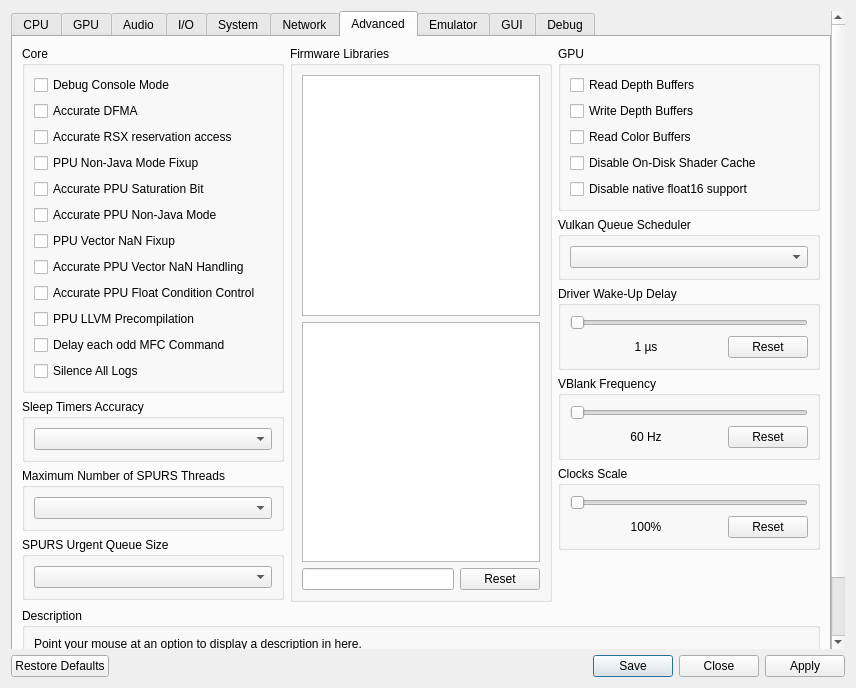
The window that rpcs3/rpcs3qt/settings_dialog.ui (hoholee12/rpcs3-custom) describes before a commit, drawn with Qt 5.
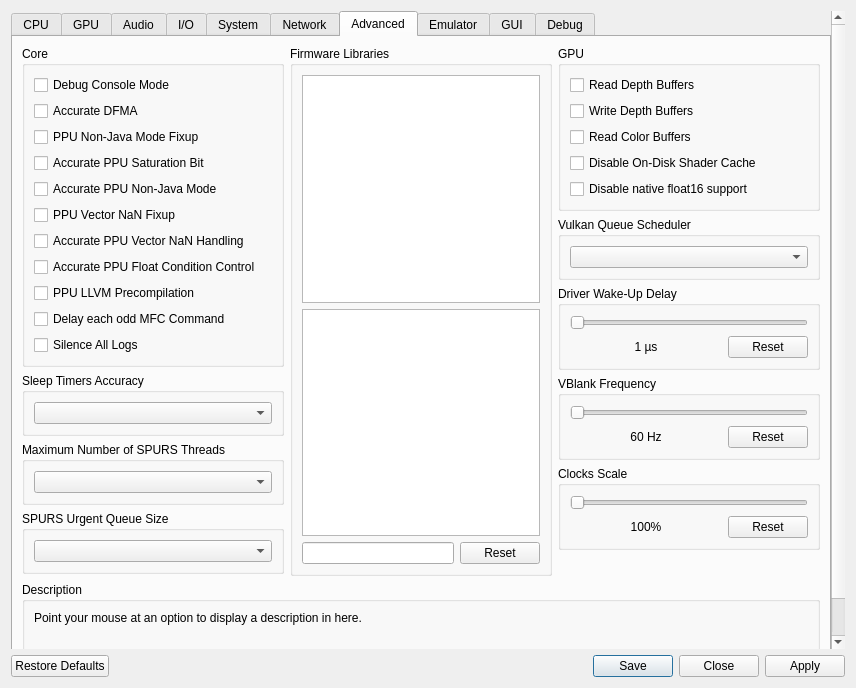
The same window after the commit. The open tabs and pages were chosen to show the change. Icons and pictures are not drawn.

Commit message: remove accurate rsx reservation access

```diff
--- a/rpcs3/rpcs3qt/settings_dialog.ui
+++ b/rpcs3/rpcs3qt/settings_dialog.ui
@@ -2083,13 +2083,6 @@
                  </property>
                 </widget>
                </item>
-               <item>
-                <widget class="QCheckBox" name="accurateRSXAccess">
-                 <property name="text">
-                  <string>Accurate RSX reservation access</string>
-                 </property>
-                </widget>
-               </item>
                <item>
                 <widget class="QCheckBox" name="ppuNJFixup">
                  <property name="text">
```
The commit also changes 7 other files.
